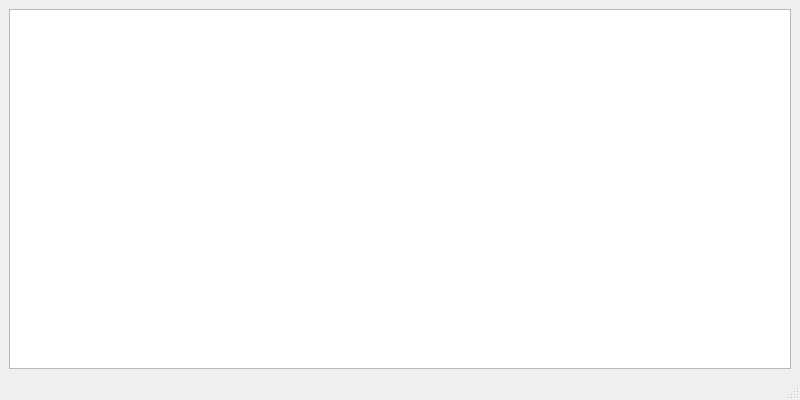
First picture: the form in Notepad/notepad.ui, repository Vojan-Najov/cplusplus_examples, before the edit.
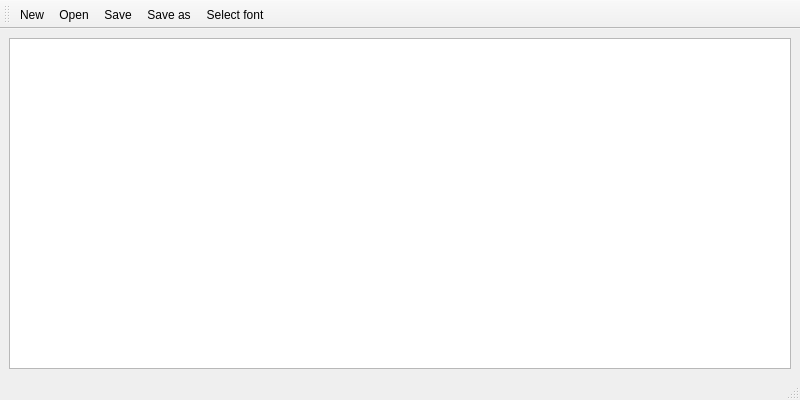
Second picture: the form after the edit.

```diff
--- a/Notepad/notepad.ui
+++ b/Notepad/notepad.ui
@@ -31,6 +31,47 @@
    </property>
   </widget>
   <widget class="QStatusBar" name="statusbar"/>
+  <widget class="QToolBar" name="toolBar">
+   <property name="windowTitle">
+    <string>toolBar</string>
+   </property>
+   <attribute name="toolBarArea">
+    <enum>TopToolBarArea</enum>
+   </attribute>
+   <attribute name="toolBarBreak">
+    <bool>false</bool>
+   </attribute>
+   <addaction name="actionNew"/>
+   <addaction name="actionOpen"/>
+   <addaction name="actionSave"/>
+   <addaction name="actionSave_as"/>
+   <addaction name="actionSelect_font"/>
+  </widget>
+  <action name="actionNew">
+   <property name="text">
+    <string>New</string>
+   </property>
+  </action>
+  <action name="actionOpen">
+   <property name="text">
+    <string>Open</string>
+   </property>
+  </action>
+  <action name="actionSave">
+   <property name="text">
+    <string>Save</string>
+   </property>
+  </action>
+  <action name="actionSave_as">
+   <property name="text">
+    <string>Save as</string>
+   </property>
+  </action>
+  <action name="actionSelect_font">
+   <property name="text">
+    <string>Select font</string>
+   </property>
+  </action>
  </widget>
  <resources/>
  <connections/>
```
